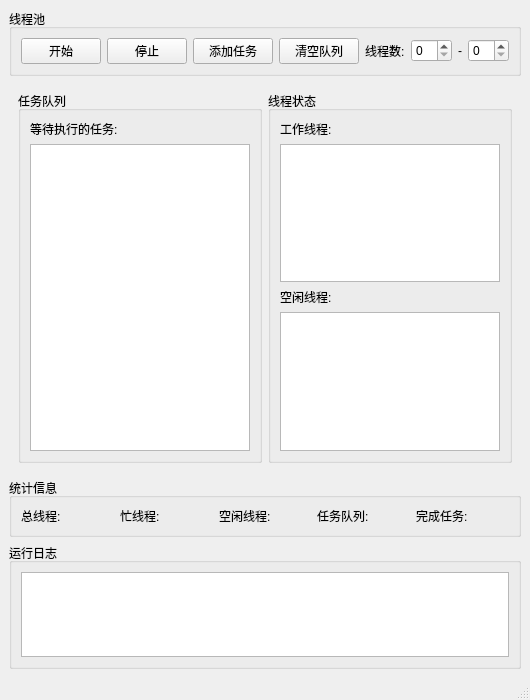
The window that mainwindow.ui (HuJingwen1211/QT-ThreadPool) describes before a commit, drawn with Qt 5.
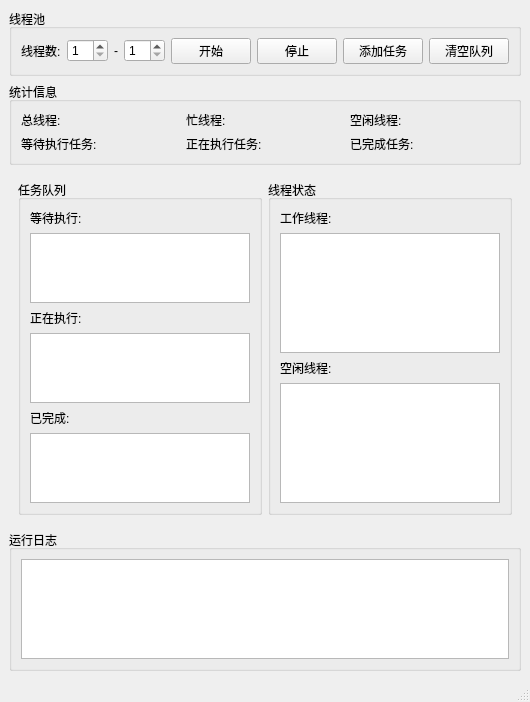
The same window after the commit.

Diff of the .ui file:
```diff
--- a/mainwindow.ui
+++ b/mainwindow.ui
@@ -6,8 +6,8 @@
    <rect>
     <x>0</x>
     <y>0</y>
-    <width>500</width>
-    <height>700</height>
+    <width>489</width>
+    <height>565</height>
    </rect>
   </property>
   <property name="windowTitle">
@@ -21,6 +21,40 @@
        <string>线程池</string>
       </property>
       <layout class="QHBoxLayout" name="horizontalLayout">
+       <item>
+        <widget class="QLabel" name="label">
+         <property name="text">
+          <string>线程数:</string>
+         </property>
+        </widget>
+       </item>
+       <item>
+        <widget class="QSpinBox" name="minThreadSpinBox">
+         <property name="minimum">
+          <number>1</number>
+         </property>
+         <property name="maximum">
+          <number>10</number>
+         </property>
+        </widget>
+       </item>
+       <item>
+        <widget class="QLabel" name="label_2">
+         <property name="text">
+          <string>-</string>
+         </property>
+        </widget>
+       </item>
+       <item>
+        <widget class="QSpinBox" name="maxThreadSpinBox">
+         <property name="minimum">
+          <number>1</number>
+         </property>
+         <property name="maximum">
+          <number>20</number>
+         </property>
+        </widget>
+       </item>
        <item>
         <widget class="QPushButton" name="startButton">
          <property name="text">
@@ -49,25 +83,56 @@
          </property>
         </widget>
        </item>
-       <item>
-        <widget class="QLabel" name="label">
+      </layout>
+     </widget>
+    </item>
+    <item>
+     <widget class="QGroupBox" name="groupBox_4">
+      <property name="title">
+       <string>统计信息</string>
+      </property>
+      <layout class="QGridLayout" name="gridLayout">
+       <item row="1" column="1">
+        <widget class="QLabel" name="runningTaskLabel">
          <property name="text">
-          <string>线程数:</string>
+          <string>正在执行任务:</string>
          </property>
         </widget>
        </item>
-       <item>
-        <widget class="QSpinBox" name="minThreadSpinBox"/>
+       <item row="0" column="2">
+        <widget class="QLabel" name="idleThreadsLabel">
+         <property name="text">
+          <string>空闲线程:</string>
+         </property>
+        </widget>
        </item>
-       <item>
-        <widget class="QLabel" name="label_2">
+       <item row="0" column="1">
+        <widget class="QLabel" name="busyThreadsLabel">
          <property name="text">
-          <string>-</string>
+          <string>忙线程:</string>
          </property>
         </widget>
        </item>
-       <item>
-        <widget class="QSpinBox" name="maxThreadSpinBox"/>
+       <item row="1" column="2">
+        <widget class="QLabel" name="finishedTasksLabel">
+         <property name="text">
+          <string>已完成任务:</string>
+         </property>
+        </widget>
+       </item>
+       <item row="0" column="0">
+        <widget class="QLabel" name="totalThreadsLabel">
+         <property name="text">
+          <string>总线程:</string>
+         </property>
+        </widget>
+       </item>
+       <item row="1" column="0">
+        <widget class="QLabel" name="waitingTaskLabel">
+         <property name="text">
+          <string>等待执行任务:</string>
+         </property>
+        </widget>
        </item>
       </layout>
      </widget>
@@ -84,12 +149,32 @@
           <item>
            <widget class="QLabel" name="label_3">
             <property name="text">
-             <string>等待执行的任务:</string>
+             <string>等待执行:</string>
             </property>
            </widget>
           </item>
           <item>
-           <widget class="QListWidget" name="taskQueueList"/>
+           <widget class="QListWidget" name="waitingTaskList"/>
+          </item>
+          <item>
+           <widget class="QLabel" name="label_6">
+            <property name="text">
+             <string>正在执行:</string>
+            </property>
+           </widget>
+          </item>
+          <item>
+           <widget class="QListWidget" name="runningTaskList"/>
+          </item>
+          <item>
+           <widget class="QLabel" name="label_7">
+            <property name="text">
+             <string>已完成:</string>
+            </property>
+           </widget>
+          </item>
+          <item>
+           <widget class="QListWidget" name="finishedTaskList"/>
           </item>
          </layout>
         </widget>
@@ -126,50 +211,6 @@
       </layout>
      </widget>
     </item>
-    <item>
-     <widget class="QGroupBox" name="groupBox_4">
-      <property name="title">
-       <string>统计信息</string>
-      </property>
-      <layout class="QHBoxLayout" name="horizontalLayout_3">
-       <item>
-        <widget class="QLabel" name="totalThreadsLabel">
-         <property name="text">
-          <string>总线程:</string>
-         </property>
-        </widget>
-       </item>
-       <item>
-        <widget class="QLabel" name="busyThreadsLabel">
-         <property name="text">
-          <string>忙线程:</string>
-         </property>
-        </widget>
-       </item>
-       <item>
-        <widget class="QLabel" name="idleThreadsLabel">
-         <property name="text">
-          <string>空闲线程:</string>
-         </property>
-        </widget>
-       </item>
-       <item>
-        <widget class="QLabel" name="queueSizeLabel">
-         <property name="text">
-          <string>任务队列:</string>
-         </property>
-        </widget>
-       </item>
-       <item>
-        <widget class="QLabel" name="completedTasksLabel">
-         <property name="text">
-          <string>完成任务:</string>
-         </property>
-        </widget>
-       </item>
-      </layout>
-     </widget>
-    </item>
     <item>
      <widget class="QGroupBox" name="groupBox_5">
       <property name="title">
@@ -177,7 +218,14 @@
       </property>
       <layout class="QVBoxLayout" name="verticalLayout_4">
        <item>
-        <widget class="QTextBrowser" name="logTextBrowser"/>
+        <widget class="QTextBrowser" name="logTextBrowser">
+         <property name="minimumSize">
+          <size>
+           <width>0</width>
+           <height>100</height>
+          </size>
+         </property>
+        </widget>
        </item>
       </layout>
      </widget>
```
Left out of the diff: 4 changed lines with no effect on the pictures.
